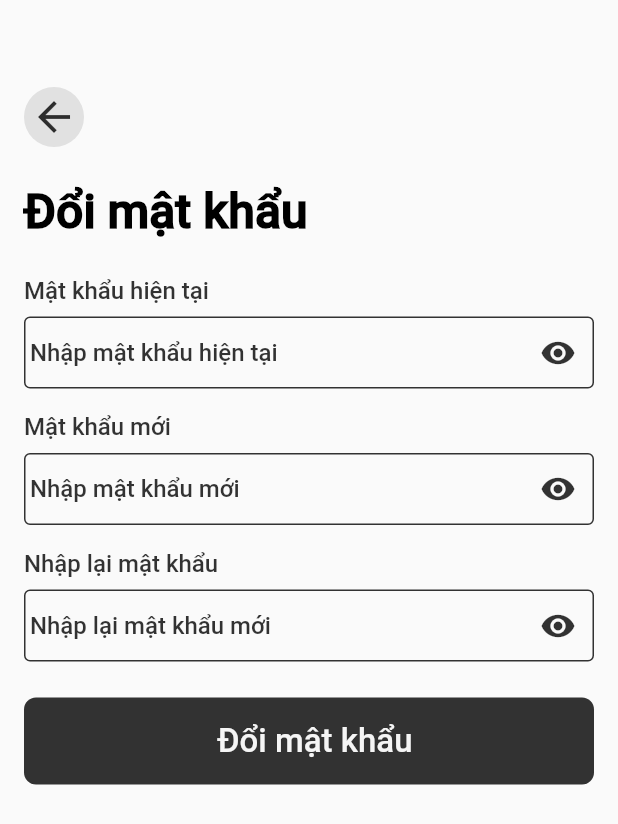
After one commit to phiahihi/Fafte, a Flutter app: the ChangePasswordPage screen opened by its route, on a phone screen of 412 x 824 dp. The commit adds this screen. Shown: the top 824 px of the screen. Run offline on Flutter 3.47's test engine with Material 2 defaults, Android fonts, the phone set to English and light mode, and no system bars; our stand-ins replace bloc, cloud_firestore, email_validator, equatable, firebase_auth, firebase_core and 8 more; accounts and stored records are empty.

Commit message:
uupdate feature chang_password

```diff
--- a/lib/app/routes/app_routes.dart
+++ b/lib/app/routes/app_routes.dart
@@ -1,3 +1,4 @@
+import 'package:chat_app_b/main/view/menu_page/view/change_password/change_password.dart';
 import 'package:flutter/material.dart';
 import '../../auth/forgot_password/forgot_password.dart';
 import '../../auth/signin/view/signin_page.dart';
@@ -14,6 +15,7 @@ class AppRoutes {
     '/main': (BuildContext context) => const MainPage(),
     '/forgot_password': (BuildContext context) => const ForgotPassword(),
     '/home_page': (BuildContext context) => const HomePage(),
+    '/change_password': (BuildContext context) => const ChangePasswordPage()
     //   '/product': (BuildContext context) => const ProductDetailsPage(),
     //   '/favourite': (BuildContext context) => const FavouritePage(),
     //   '/cart': (BuildContext context) => CartPage(),
--- a/lib/auth/bloc/auth_bloc.dart
+++ b/lib/auth/bloc/auth_bloc.dart
@@ -1,6 +1,9 @@
 import 'dart:async';
 
 import 'package:bloc/bloc.dart';
+import 'package:cloud_firestore/cloud_firestore.dart';
+import 'package:firebase_auth/firebase_auth.dart';
+import 'package:firebase_core/firebase_core.dart';
 import 'package:flutter/material.dart';
 import '/auth/auth.dart';
 import '/data/repository/app_repository.dart';
@@ -23,11 +26,12 @@ class AuthBloc extends Bloc<AuthEvent, AuthState> {
     on<GoogleSignInRequested>(_signInWithGoogle);
     // When User Presses the SignOut Button, we will send the SignOutRequested Event to the AuthBloc to handle it and emit the UnAuthenticated State
     on<ForgotPasswordRequested>(_forgotPassword);
-    on<ChangePasswordRequested>(_changePassword);
+    // on<ChangePasswordRequested>(_changePassword);
     on<SignOutRequested>(_signOut);
   }
   final AuthRepository authRepository;
   final AppRepository appRepository;
+  final userDocumentRef = FirebaseFirestore.instance.collection('users');
 
   FutureOr<void> _signInUser(
     SignInRequested event,
@@ -44,7 +48,9 @@ class AuthBloc extends Bloc<AuthEvent, AuthState> {
         final _prefs = await SharedPreferences.getInstance();
         await _prefs.setString(Preferences.user_id, uId!);
         await _prefs.setBool(Preferences.is_logged_in, true);
-        appRepository.setUserId = uId;
+        await _prefs.setString(Preferences.password, event.password);
+        // appRepository.setPassword = event.password;
+        print(appRepository.getUserId);
         emit(Loading());
       }).then((value) {
         emit(Authenticated());
@@ -126,21 +132,4 @@ class AuthBloc extends Bloc<AuthEvent, AuthState> {
       emit(UnAuthenticated());
     }
   }
-
-  FutureOr<void> _changePassword(
-    ChangePasswordRequested event,
-    Emitter<AuthState> emit,
-  ) async {
-    emit(Loading());
-    try {
-      await authRepository
-          .changePassword(password: event.password)
-          .then((value) {
-        emit(UnAuthenticated());
-      });
-    } catch (e) {
-      emit(AuthError(e.toString()));
-      emit(UnAuthenticated());
-    }
-  }
 }
--- a/lib/auth/signin/view/signin_page.dart
+++ b/lib/auth/signin/view/signin_page.dart
@@ -21,7 +21,6 @@ class _SignInPageState extends State<SignInPage> {
   final _formKey = GlobalKey<FormState>();
   final _emailController = TextEditingController();
   final _passwordController = TextEditingController();
-  bool _isLoading = false;
 
   @override
   void dispose() {
--- a/lib/data/repository/app_repository.dart
+++ b/lib/data/repository/app_repository.dart
@@ -1,7 +1,15 @@
 class AppRepository {
-  late final String? userId;
+  String userId = '';
 
-  set setUserId(String? userId) => this.userId = userId;
+  // Creating the getter method
+  // to get input from Field/Property
+  String get getUserId {
+    return userId;
+  }
 
-  String? get getUserId => userId;
+  // Creating the setter method
+  // to set the input in Field/Property
+  set setUserId(String name) {
+    userId = 'name';
+  }
 }
--- a/lib/data/sharedprefs/constants.dart
+++ b/lib/data/sharedprefs/constants.dart
@@ -4,4 +4,5 @@ class Preferences {
   static const String is_new_user = 'isNewUser';
   static const String is_logged_in = 'isLoggedIn';
   static const String user_id = 'userId';
+  static const String password = 'password';
 }
--- a/lib/data/sharedprefs/shared_preference_helper.dart
+++ b/lib/data/sharedprefs/shared_preference_helper.dart
@@ -32,4 +32,8 @@ class SharedPreferenceHelper {
   String? get userId {
     return _sharedPreference.getString(Preferences.user_id);
   }
+
+  String? get password {
+    return _sharedPreference.getString(Preferences.password);
+  }
 }
--- /dev/null
+++ b/lib/main/view/menu_page/view/change_password/change_password.dart
@@ -0,0 +1,266 @@
+import 'package:chat_app_b/auth/auth.dart';
+import 'package:chat_app_b/constants/fonts.dart';
+import 'package:chat_app_b/data/repository/app_repository.dart';
+import 'package:chat_app_b/wigdets/buttons.dart';
+import 'package:cloud_firestore/cloud_firestore.dart';
+import 'package:firebase_auth/firebase_auth.dart';
+import 'package:firebase_core/firebase_core.dart';
+import 'package:flutter/material.dart';
+import 'package:shared_preferences/shared_preferences.dart';
+
+import '../../../../../auth/bloc/auth_bloc.dart';
+import '../../../../../constants/colors.dart';
+import '../../../../../constants/sizes.dart';
+import '../../../../../data/sharedprefs/constants.dart';
+import '../../../../../data/sharedprefs/shared_preference_helper.dart';
+
+class ChangePasswordPage extends StatefulWidget {
+  const ChangePasswordPage({Key? key}) : super(key: key);
+
+  @override
+  _ChangePasswordPageState createState() => _ChangePasswordPageState();
+}
+
+class _ChangePasswordPageState extends State<ChangePasswordPage> {
+  final TextEditingController _currentPasswordController =
+      TextEditingController();
+  final TextEditingController _newPasswordController = TextEditingController();
+  final TextEditingController _typeAgainNewPasswordController =
+      TextEditingController();
+  final userDocumentRef = FirebaseFirestore.instance.collection('users');
+
+  final _formKey = GlobalKey<FormState>();
+  final FirebaseAuth _auth = FirebaseAuth.instance;
+  final AppRepository appRepository = AppRepository();
+  String? passwordUser;
+  bool hideCurrentPassword = true;
+  bool hideNewPassword = true;
+  bool hideNewAgainPassword = true;
+
+  void showCurrentPassword() {
+    setState(() {
+      hideCurrentPassword = !hideCurrentPassword;
+    });
+  }
+
+  void showNewPassword() {
+    setState(() {
+      hideNewPassword = !hideNewPassword;
+    });
+  }
+
+  void showNewAgainPassword() {
+    setState(() {
+      hideNewAgainPassword = !hideNewAgainPassword;
+    });
+  }
+
+  @override
+  Widget build(BuildContext context) {
+    final size = MediaQuery.of(context).size;
+
+    return Scaffold(
+        body: SafeArea(
+      child: SingleChildScrollView(
+        child: Container(
+            padding: const EdgeInsets.all(SizesApp.s16),
+            child: Form(
+              key: _formKey,
+              child: Column(
+                mainAxisSize: MainAxisSize.min,
+                crossAxisAlignment: CrossAxisAlignment.start,
+                mainAxisAlignment: MainAxisAlignment.center,
+                children: [
+                  const SizedBox(
+                    height: SizesApp.s42,
+                  ),
+                  Container(
+                    width: SizesApp.s40,
+                    height: SizesApp.s40,
+                    decoration: BoxDecoration(
+                      borderRadius: BorderRadius.circular(SizesApp.s20),
+                      color:
+                          ColorsApp.colorBorderButtonAndText.withOpacity(0.1),
+                    ),
+                    child: TextButton(
+                      style: TextButton.styleFrom(
+                        padding: EdgeInsets.zero,
+                        tapTargetSize: MaterialTapTargetSize.shrinkWrap,
+                        minimumSize: const Size(0, 0),
+                        shape: RoundedRectangleBorder(
+                          borderRadius: BorderRadius.circular(SizesApp.s20),
+                        ),
+                      ),
+                      child: Icon(
+                        Icons.arrow_back,
+                        color: ColorsApp.colorBorderButtonAndText,
+                        size: SizesApp.s32,
+                      ),
+                      onPressed: () {
+                        Navigator.pop(context);
+                      },
+                    ),
+                  ),
+                  const SizedBox(
+                    height: SizesApp.s24,
+                  ),
+                  Text(
+                    'Đổi mật khẩu',
+                    style: FontsApp().fontBodyLarge,
+                  ),
+                  const SizedBox(
+                    height: SizesApp.s24,
+                  ),
+                  _buildTextFieldWithTitle(
+                    title: 'Mật khẩu hiện tại',
+                    hintText: 'Nhập mật khẩu hiện tại',
+                    controller: _currentPasswordController,
+                    validator: (value) {
+                      AuthRepository().getPassword().then((password) {
+                        passwordUser = password;
+                      });
+
+                      if (value!.length < 6) {
+                        return 'Mật khẩu phải từ 6 kí tự';
+                      }
+                      if (value != passwordUser) {
+                        return 'Mật khẩu không chính xác';
+                      }
+
+                      return null;
+                    },
+                    onPressedIcon: showCurrentPassword,
+                    hidePassword: hideCurrentPassword,
+                  ),
+                  const SizedBox(
+                    height: SizesApp.s16,
+                  ),
+                  _buildTextFieldWithTitle(
+                    title: 'Mật khẩu mới',
+                    hintText: 'Nhập mật khẩu mới',
+                    controller: _newPasswordController,
+                    validator: (value) {
+                      if (value!.length < 6) {
+                        return 'Mật khẩu phải từ 6 kí tự trở lên';
+                      }
+                      return null;
+                    },
+                    onPressedIcon: showNewPassword,
+                    hidePassword: hideNewPassword,
+                  ),
+                  const SizedBox(
+                    height: SizesApp.s16,
+                  ),
+                  _buildTextFieldWithTitle(
+                    title: 'Nhập lại mật khẩu',
+                    hintText: 'Nhập lại mật khẩu mới',
+                    controller: _typeAgainNewPasswordController,
+                    validator: (value) {
+                      if (value != _newPasswordController.text) {
+                        return 'Mật khẩu không khớp';
+                      }
+                      return null;
+                    },
+                    onPressedIcon: showNewAgainPassword,
+                    hidePassword: hideNewAgainPassword,
+                  ),
+                  const SizedBox(
+                    height: SizesApp.s24,
+                  ),
+                  BackgroundButton(
+                    text: 'Đổi mật khẩu',
+                    onPressed: () {
+                      if (_formKey.currentState!.validate()) {
+                        AuthRepository()
+                            .changePassword(
+                              newPassword: _typeAgainNewPasswordController.text,
+                              currentPassword: _currentPasswordController.text,
+                            )
+                            .then((value) => {
+                                  ScaffoldMessenger.of(context).showSnackBar(
+                                    const SnackBar(
+                                        content: Text('Processing Data')),
+                                  )
+                                })
+                            .then((value) {
+                          Navigator.pop(context);
+                        });
+                      }
+                    },
+                    backgroundColor: ColorsApp.colorBorderButtonAndText,
+                    isHaveIcon: false,
+                  )
+                ],
+              ),
+            )),
+      ),
+    ));
+  }
+
+  Widget _buildTextFieldWithTitle({
+    required String title,
+    required String hintText,
+    required TextEditingController? controller,
+    required String? Function(String?)? validator,
+    required void Function()? onPressedIcon,
+    required bool hidePassword,
+  }) {
+    return Column(
+      crossAxisAlignment: CrossAxisAlignment.start,
+      children: [
+        Text(
+          title,
+          style: FontsApp().fontBodySmall,
+        ),
+        const SizedBox(
+          height: SizesApp.s8,
+        ),
+        TextFormField(
+          obscureText: hidePassword,
+          validator: validator,
+          cursorColor: ColorsApp.colorBorderButtonAndText,
+          style: FontsApp().fontBodySmall,
+          controller: controller,
+          decoration: InputDecoration(
+            suffixIcon: IconWithButton(
+              icon: Icon(
+                hidePassword
+                    ? Icons.remove_red_eye
+                    : Icons.remove_red_eye_outlined,
+                color: ColorsApp.colorBorderButtonAndText,
+              ),
+              onPressed: onPressedIcon,
+            ),
+            contentPadding: const EdgeInsets.all(SizesApp.s4),
+            hintText: hintText,
+            hintStyle: FontsApp().fontBodySmall,
+            border: OutlineInputBorder(
+              borderSide: BorderSide(
+                width: 1,
+                color: ColorsApp.colorBorderButtonAndText,
+              ),
+            ),
+            errorBorder: OutlineInputBorder(
+              borderSide: BorderSide(
+                width: 1,
+                color: ColorsApp.colorBorderButtonAndText,
+              ), //<-- SEE HERE
+            ),
+            enabledBorder: OutlineInputBorder(
+              borderSide: BorderSide(
+                width: 1,
+                color: ColorsApp.colorBorderButtonAndText,
+              ), //<-- SEE HERE
+            ),
+            focusedBorder: OutlineInputBorder(
+              borderSide: BorderSide(
+                width: 1,
+                color: ColorsApp.colorBorderButtonAndText,
+              ), //<-- SEE HERE
+            ),
+          ),
+        ),
+      ],
+    );
+  }
+}
--- a/lib/main/view/menu_page/view/menu_page.dart
+++ b/lib/main/view/menu_page/view/menu_page.dart
@@ -131,7 +131,8 @@ class _MenuPageState extends State<MenuPage> {
                                       context,
                                       text: 'Đổi mật khẩu',
                                       onPressed: () {
-                                        userBloc.getUser();
+                                        Navigator.pushNamed(
+                                            context, '/change_password');
                                       },
                                     ),
                                     _buildTextButton(
--- a/lib/splash/view/splash_page.dart
+++ b/lib/splash/view/splash_page.dart
@@ -21,7 +21,7 @@ class SplashPage extends StatelessWidget {
     if (_prefs.getBool(Preferences.is_logged_in) == true) {
       userState[1] = true;
     }
-    appRepository.setUserId = _prefs.getString(Preferences.user_id);
+    // appRepository.setUserId(_prefs.getString(Preferences.user_id));
     print(appRepository.getUserId);
     return userState;
   }
@@ -47,7 +47,7 @@ class SplashPage extends StatelessWidget {
             }
             if (snapshot.data![0] == false && snapshot.data![1] == true) {
               // Not a new user and logged in
-              return const MainPage();
+              return const SignInPage();
             }
             return const MainPage();
           }
--- a/lib/user/data/repository/user_repository.dart
+++ b/lib/user/data/repository/user_repository.dart
@@ -100,7 +100,7 @@ class UserRepository {
       final _prefs = await SharedPreferences.getInstance();
       final uId = userCredential.user?.uid;
       await _prefs.setString(Preferences.user_id, uId!);
-      appRepository.setUserId = uId;
+      // appRepository.setUserId = uId;
     } on Exception catch (e) {
       throw Exception(e.toString());
     }
--- a/lib/user/model/user_model.dart
+++ b/lib/user/model/user_model.dart
@@ -22,6 +22,6 @@ class UserModel {
 
     // you likely need to convert the date_posted field.  something like this
 
-    return UserModel(name: data['name']);
+    return UserModel(name: data['userName'] ?? data['name']);
   }
 }
--- a/lib/wigdets/buttons.dart
+++ b/lib/wigdets/buttons.dart
@@ -23,7 +23,7 @@ class OutlineButton extends StatelessWidget {
       child: TextButton(
         style: TextButton.styleFrom(
           shape: RoundedRectangleBorder(
-            borderRadius: BorderRadius.circular(SizesApp.s20),
+            borderRadius: BorderRadius.circular(SizesApp.s8),
             side: BorderSide(
               width: SizesApp.s2,
               color: ColorsApp.colorBorderButtonAndText,
@@ -68,7 +68,7 @@ class BackgroundButton extends StatelessWidget {
         style: TextButton.styleFrom(
           backgroundColor: backgroundColor,
           shape: RoundedRectangleBorder(
-            borderRadius: BorderRadius.circular(SizesApp.s20),
+            borderRadius: BorderRadius.circular(SizesApp.s8),
           ),
         ),
         onPressed: onPressed,
```
Also changed, not shown: lib/auth/data/repository/auth_repository.dart (+42 -5 lines), lib/main/data/repository/main_repository.dart (+11 -11 lines).
